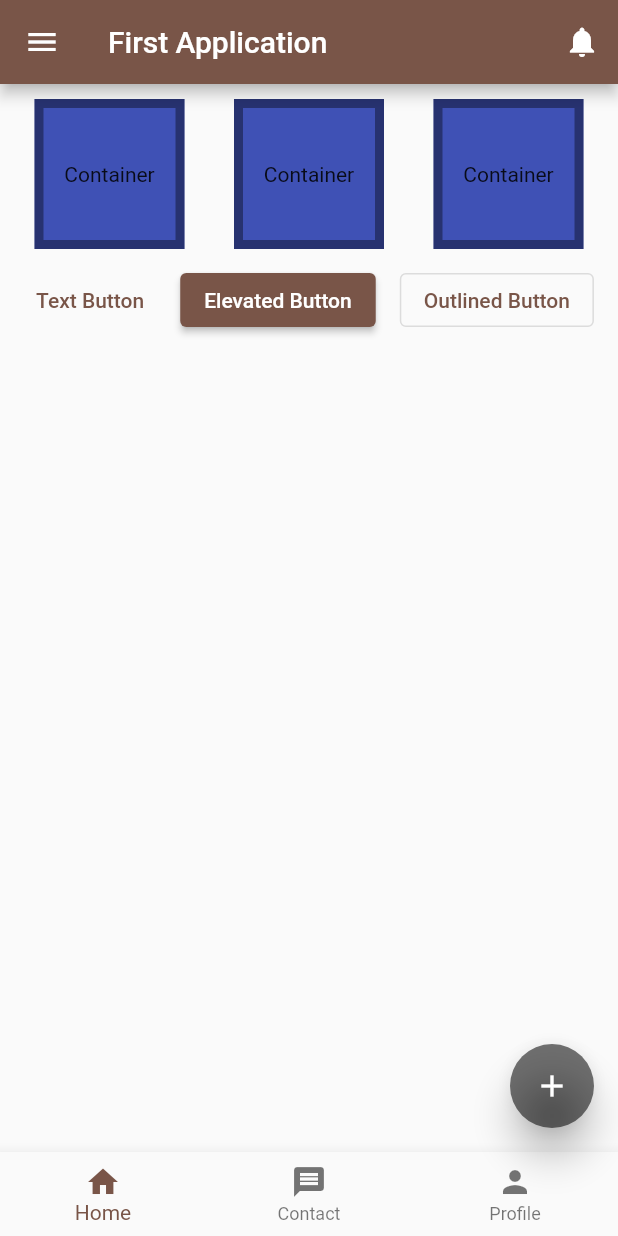
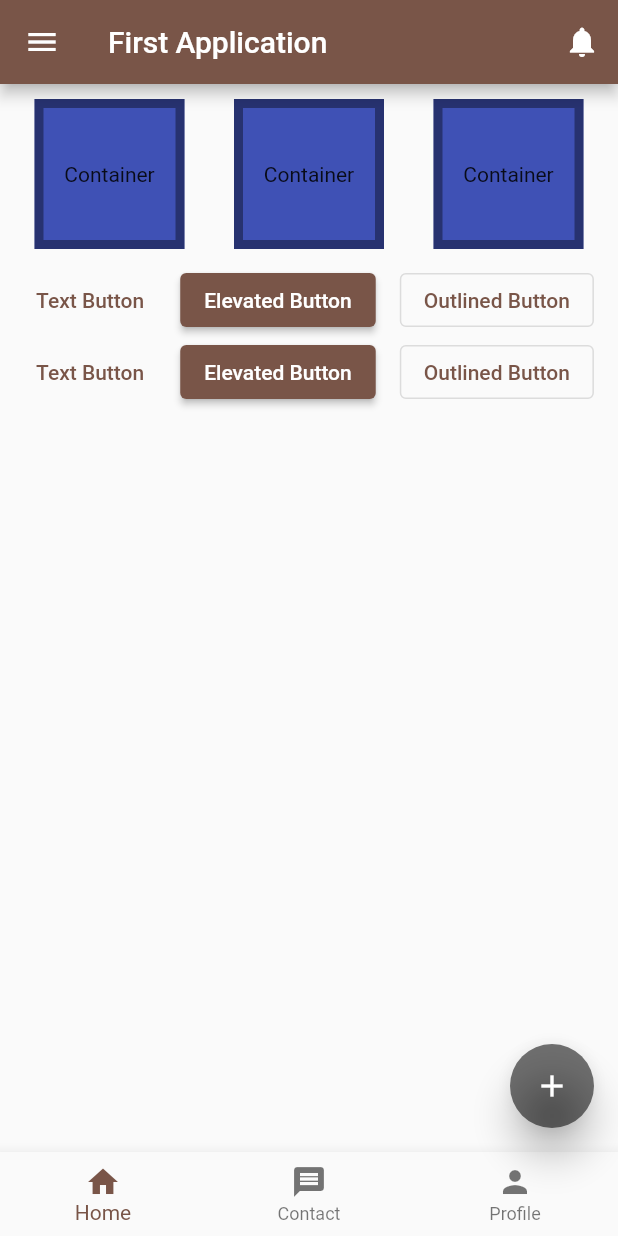
Before and after one commit to xahin96/flutter-1, a Flutter app: the screen it shows after launch, on a phone screen of 412 x 824 dp. Run offline on Flutter 3.47's test engine with Material 2 defaults, Android fonts, the phone set to English and light mode, and no system bars.

Commit message:
different buttons added and rows added

```diff
--- a/lib/main.dart
+++ b/lib/main.dart
@@ -27,8 +27,6 @@ class HomeActivity extends StatelessWidget {
     return ScaffoldMessenger.of(context)
         .showSnackBar(SnackBar(content: Text(message)));
   }
-
-
 
   @override
   Widget build(BuildContext context) {
@@ -78,6 +76,17 @@ class HomeActivity extends StatelessWidget {
                 border: Border.all(color: Colors.black38, width: 6),
                 color: Colors.indigo),
           ),
+        ]),
+        Row(mainAxisAlignment: MainAxisAlignment.spaceEvenly, children: [
+          TextButton(onPressed: () {
+            notificationOnClick('I am text button', context);
+          }, child: const Text('Text Button')),
+          ElevatedButton(onPressed: () {
+            notificationOnClick('I am elevated button', context);
+          }, child: const Text('Elevated Button')),
+          OutlinedButton(onPressed: () {
+            notificationOnClick('I am outlined button', context);
+          }, child: const Text('Outlined Button'))
         ]),
         Row(mainAxisAlignment: MainAxisAlignment.spaceEvenly, children: [
           TextButton(onPressed: () {
```
